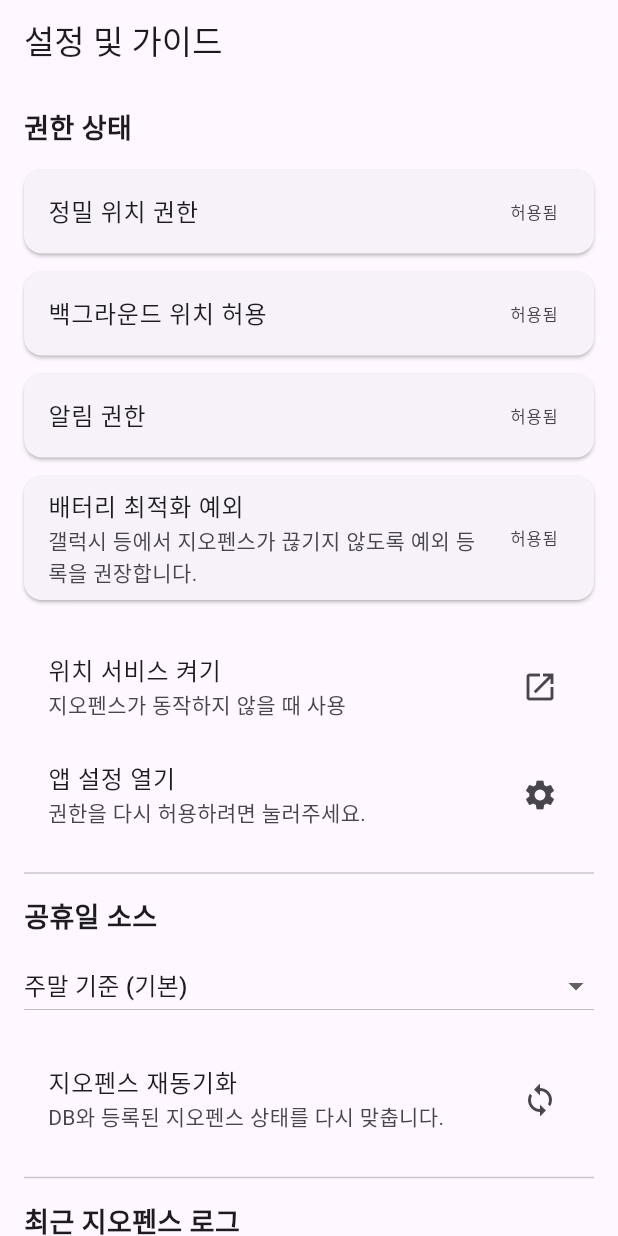
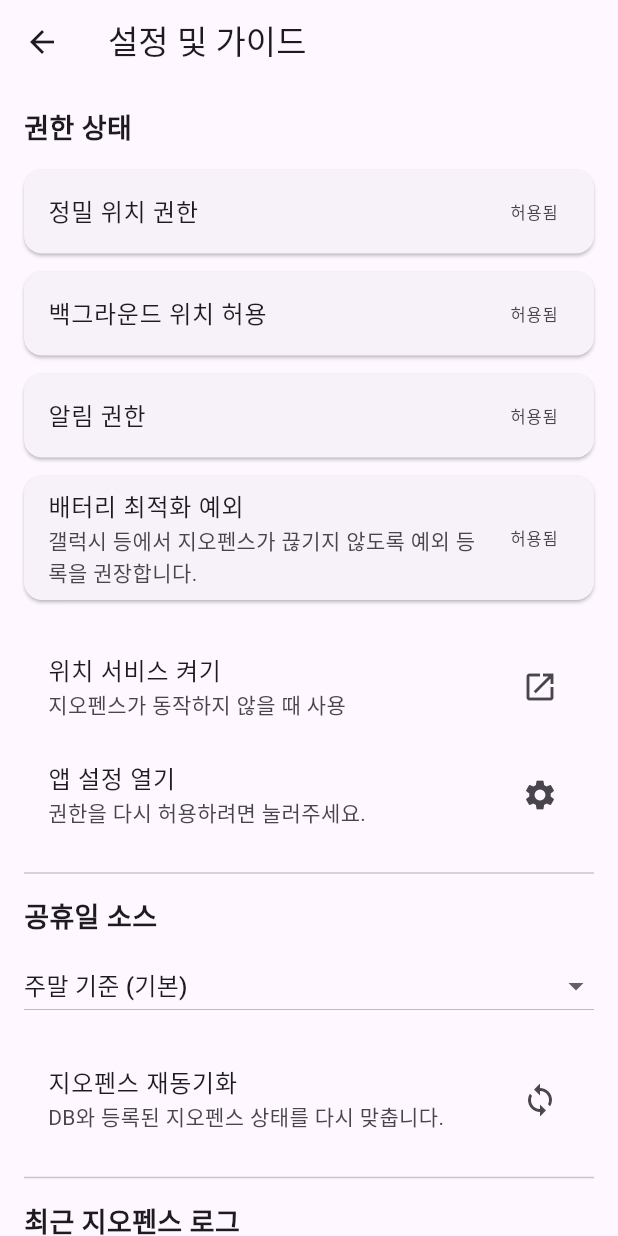
Before and after one commit to bytebird96/life_battery, a Flutter app: the screen it shows after launch, after a tap on the "settings" icon, on a phone screen of 412 x 824 dp. Run offline on Flutter 3.47's test engine with Material 3 defaults, Android fonts, the phone set to English and light mode, and no system bars; our stand-ins replace drift, flutter_local_notifications, flutter_map, flutter_riverpod, geolocator, go_router and 5 more; missing offline and left inert: geofence_service; accounts and stored records are empty; generated files the repository leaves out were written again.

```diff
--- a/lib/data/schedule_repository.dart
+++ b/lib/data/schedule_repository.dart
@@ -41,9 +41,36 @@ class ScheduleRepository {
 
   List<Schedule> get currentSchedules => List.unmodifiable(_schedules);
 
-  Stream<List<Schedule>> watchSchedules() => _scheduleController.stream;
+  Stream<List<Schedule>> watchSchedules() {
+    return Stream<List<Schedule>>.multi((controller) {
+      // 첫 구독 시 바로 현재 목록을 흘려보내 무한 로딩을 방지한다.
+      controller.add(List.unmodifiable(_schedules));
+      // 이후에는 내부 스트림을 그대로 전달해 변경 사항을 실시간으로 반영한다.
+      final sub = _scheduleController.stream.listen(
+        controller.add,
+        onError: controller.addError,
+        onDone: controller.close,
+      );
+      controller.onCancel = () {
+        sub.cancel();
+      };
+    }, isBroadcast: true);
+  }
 
-  Stream<List<ScheduleLogEntry>> watchLogs() => _logController.stream;
+  Stream<List<ScheduleLogEntry>> watchLogs() {
+    return Stream<List<ScheduleLogEntry>>.multi((controller) {
+      // 로그 또한 새 구독자가 생기면 즉시 현재 캐시된 데이터를 제공한다.
+      controller.add(List.unmodifiable(_logs));
+      final sub = _logController.stream.listen(
+        controller.add,
+        onError: controller.addError,
+        onDone: controller.close,
+      );
+      controller.onCancel = () {
+        sub.cancel();
+      };
+    }, isBroadcast: true);
+  }
 
   Future<List<Schedule>> fetchSchedules() async => List.unmodifiable(_schedules);
 
--- a/lib/features/schedule/schedule_home_screen.dart
+++ b/lib/features/schedule/schedule_home_screen.dart
@@ -72,13 +72,15 @@ class _ScheduleHomeScreenState extends ConsumerState<ScheduleHomeScreen> {
         actions: [
           IconButton(
             tooltip: '설정',
-            onPressed: () => context.go('/settings'),
+            // push를 사용하면 내비게이션 스택에 화면이 쌓여 AppBar가 자동으로 뒤로가기를 표시한다.
+            onPressed: () => context.push('/settings'),
             icon: const Icon(Icons.settings),
           ),
         ],
       ),
       floatingActionButton: FloatingActionButton.extended(
-        onPressed: () => context.go('/schedule/new'),
+        // 새 일정 작성 화면 역시 push로 이동하여 뒤로가기가 가능하도록 한다.
+        onPressed: () => context.push('/schedule/new'),
         icon: const Icon(Icons.add_location_alt),
         label: const Text('일정 추가'),
       ),
@@ -118,6 +120,22 @@ class _ScheduleHomeScreenState extends ConsumerState<ScheduleHomeScreen> {
         .where((s) => s.startAt.isAfter(now) && !_isSameDay(s.startAt, now))
         .toList(growable: false);
 
+    if (schedules.isEmpty) {
+      // 등록된 일정이 전혀 없을 때는 안내 문구와 바로가기 버튼을 함께 보여준다.
+      return RefreshIndicator(
+        onRefresh: () async {
+          await _syncGeofences();
+        },
+        child: ListView(
+          physics: const AlwaysScrollableScrollPhysics(),
+          padding: const EdgeInsets.all(32),
+          children: [
+            _buildEmptyPlaceholder(),
+          ],
+        ),
+      );
+    }
+
     return RefreshIndicator(
       onRefresh: () async {
         await _syncGeofences();
@@ -127,7 +145,7 @@ class _ScheduleHomeScreenState extends ConsumerState<ScheduleHomeScreen> {
         children: [
           if (todayList.isEmpty)
             _sectionTitle('오늘 일정이 없습니다'),
-         if (todayList.isNotEmpty) ...[
+          if (todayList.isNotEmpty) ...[
             _sectionTitle('오늘 일정'),
             ...todayList.map(_buildTile),
           ],
@@ -141,6 +159,33 @@ class _ScheduleHomeScreenState extends ConsumerState<ScheduleHomeScreen> {
           ...upcomingList.map(_buildTile),
         ],
       ),
+    );
+  }
+
+  /// 일정이 하나도 없을 때 보여줄 친절한 안내 위젯
+  Widget _buildEmptyPlaceholder() {
+    return Column(
+      mainAxisSize: MainAxisSize.min,
+      children: [
+        const Icon(Icons.calendar_today, size: 72, color: Colors.blueGrey),
+        const SizedBox(height: 16),
+        const Text(
+          '아직 등록된 위치 기반 일정이 없습니다.',
+          textAlign: TextAlign.center,
+          style: TextStyle(fontSize: 18, fontWeight: FontWeight.bold),
+        ),
+        const SizedBox(height: 8),
+        const Text(
+          '아래 버튼을 눌러 첫 일정을 만들어보세요.\n(예: 집 근처 도착 시 알림)',
+          textAlign: TextAlign.center,
+        ),
+        const SizedBox(height: 20),
+        FilledButton.icon(
+          onPressed: () => context.push('/schedule/new'),
+          icon: const Icon(Icons.add_location_alt_outlined),
+          label: const Text('첫 일정 만들기'),
+        ),
+      ],
     );
   }
 
@@ -176,7 +221,8 @@ class _ScheduleHomeScreenState extends ConsumerState<ScheduleHomeScreen> {
           ],
         ),
         trailing: statusIcon,
-       onTap: () => context.go('/schedule/${schedule.id}'),
+        // 상세 화면 이동도 push로 변경해 AppBar에 뒤로가기가 나타나도록 한다.
+        onTap: () => context.push('/schedule/${schedule.id}'),
       ),
     );
   }
--- a/lib/features/settings/settings_screen.dart
+++ b/lib/features/settings/settings_screen.dart
@@ -3,6 +3,7 @@ import 'dart:io';
 import 'package:flutter/material.dart';
 import 'package:flutter_riverpod/flutter_riverpod.dart';
 import 'package:geolocator/geolocator.dart';
+import 'package:go_router/go_router.dart';
 import 'package:permission_handler/permission_handler.dart';
 
 import '../../data/schedule_repository.dart';
@@ -56,7 +57,22 @@ class _SettingsScreenState extends ConsumerState<SettingsScreen> {
     final repo = ref.watch(scheduleRepositoryProvider);
     final manager = ref.watch(geofenceManagerProvider);
     return Scaffold(
-      appBar: AppBar(title: const Text('설정 및 가이드')),
+      appBar: AppBar(
+        title: const Text('설정 및 가이드'),
+        // 설정 화면도 독립적으로 뒤로가기를 제공해 길을 잃지 않도록 한다.
+        leading: IconButton(
+          icon: const Icon(Icons.arrow_back),
+          tooltip: '뒤로가기',
+          onPressed: () {
+            // 사용자가 딥링크 등으로 들어온 경우를 대비해 pop이 불가하면 홈으로 이동한다.
+            if (context.canPop()) {
+              context.pop();
+            } else {
+              context.go('/');
+            }
+          },
+        ),
+      ),
       body: RefreshIndicator(
         onRefresh: _refreshStatuses,
         child: ListView(
```
Also changed, not shown: lib/features/schedule/schedule_detail_screen.dart (+21 -2 lines), lib/features/schedule/schedule_edit_screen.dart (+22 -2 lines).
